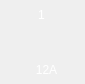
Before: the Qt Designer form BusBar-Qt/home/homeboxwid.ui in luozhiyong131/BusBar, drawn with Qt 5.
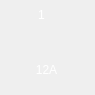
After: the same form once the commit is applied.

Patch:
```diff
--- a/BusBar-Qt/home/homeboxwid.ui
+++ b/BusBar-Qt/home/homeboxwid.ui
@@ -6,8 +6,8 @@
    <rect>
     <x>0</x>
     <y>0</y>
-    <width>85</width>
-    <height>84</height>
+    <width>95</width>
+    <height>95</height>
    </rect>
   </property>
   <property name="windowTitle">
@@ -70,7 +70,7 @@
   <widget class="QLabel" name="iconLab_1">
    <property name="geometry">
     <rect>
-     <x>0</x>
+     <x>6</x>
      <y>30</y>
      <width>20</width>
      <height>31</height>
@@ -108,7 +108,7 @@
   <widget class="QLabel" name="iconLab_2">
    <property name="geometry">
     <rect>
-     <x>30</x>
+     <x>36</x>
      <y>30</y>
      <width>20</width>
      <height>31</height>
@@ -127,7 +127,7 @@
   <widget class="QLabel" name="iconLab_3">
    <property name="geometry">
     <rect>
-     <x>60</x>
+     <x>66</x>
      <y>30</y>
      <width>20</width>
      <height>31</height>
```
